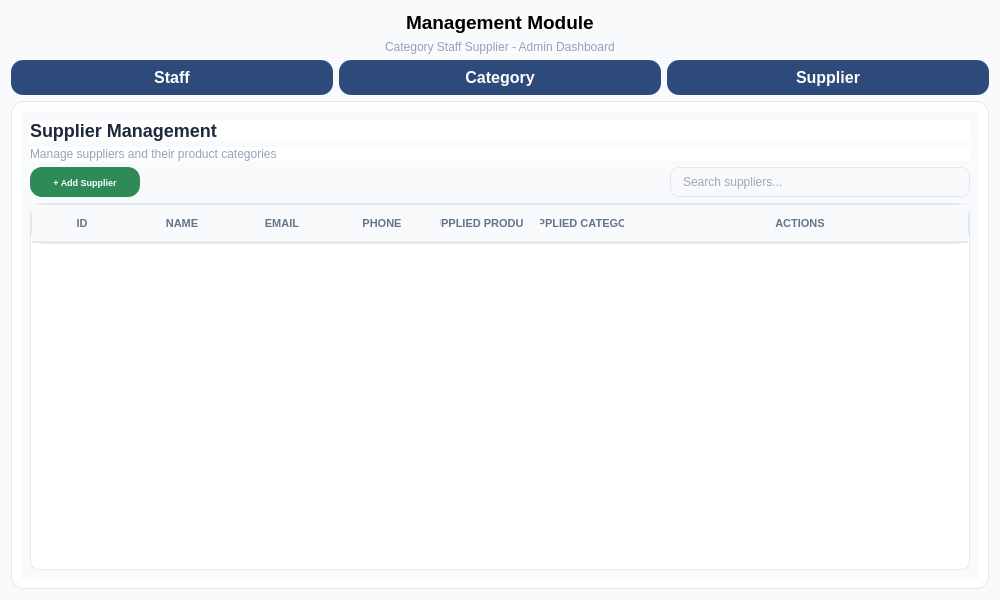
kriitikat/Sajilo-Bazarr, file ui/supplier.ui: the form before one commit.
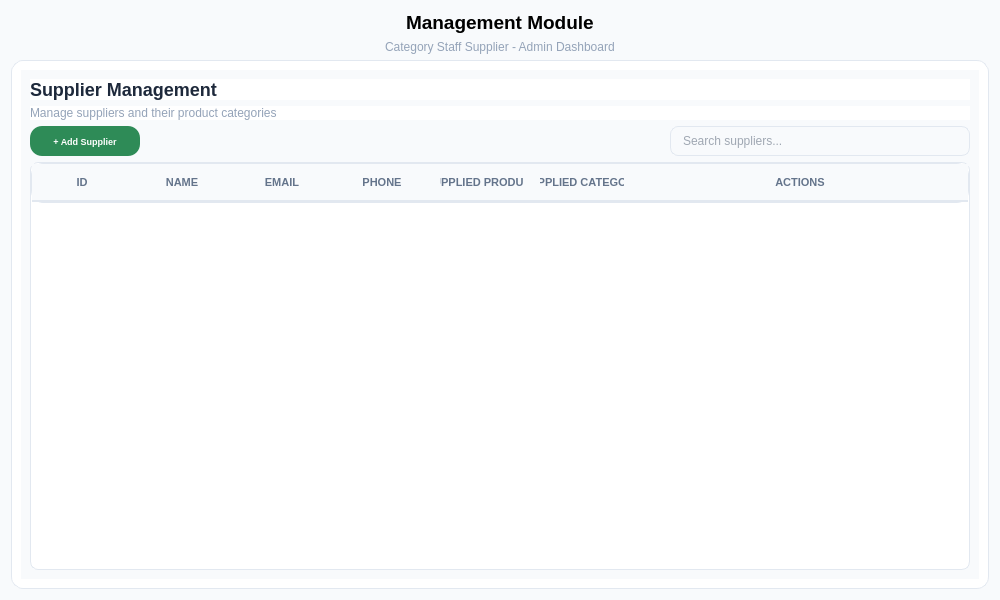
The form after the commit.

Commit message: Improvements in Staff and Supplier pages

```diff
--- a/ui/supplier.ui
+++ b/ui/supplier.ui
@@ -99,74 +99,7 @@
     </widget>
    </item>
    <item>
-    <layout class="QHBoxLayout" name="navLayout">
-     <item>
-      <widget class="QPushButton" name="navStaffBtn">
-       <property name="styleSheet">
-        <string notr="true">QPushButton {
-    background-color: #2D4A7A;
-    border: none;
-    padding: 8px 16px;
-    color: white;
-    font-weight: bold;
-    border-radius:12px;
-}
-QPushButton:hover {
-    color:white;
-    background-color: #1B2A4A;
-    border-radius:12px;
-}</string>
-       </property>
-       <property name="text">
-        <string>Staff</string>
-       </property>
-      </widget>
-     </item>
-     <item>
-      <widget class="QPushButton" name="navCategoryBtn">
-       <property name="styleSheet">
-        <string notr="true">QPushButton {
-    background-color: #2D4A7A;
-    border: none;
-    padding: 8px 16px;
-    color: white;
-    font-weight: bold;
-    border-radius:12px;
-}
-QPushButton:hover {
-    color:white;
-    background-color: #1B2A4A;
-    border-radius:12px;
-}</string>
-       </property>
-       <property name="text">
-        <string>Category</string>
-       </property>
-      </widget>
-     </item>
-     <item>
-      <widget class="QPushButton" name="navSupplierBtn">
-       <property name="styleSheet">
-        <string notr="true">QPushButton {
-    background-color: #2D4A7A;
-    border: none;
-    padding: 8px 16px;
-    color: white;
-    font-weight: bold;
-    border-radius:12px;
-}
-QPushButton:hover {
-    color:white;
-    background-color: #1B2A4A;
-    border-radius:12px;
-}</string>
-       </property>
-       <property name="text">
-        <string>Supplier</string>
-       </property>
-      </widget>
-     </item>
-    </layout>
+    <layout class="QHBoxLayout" name="navLayout"/>
    </item>
    <item>
     <widget class="QFrame" name="mainCardFrame">
```
Left out of the diff: 2 changed lines with no effect on the pictures. The commit also changes 4 other files.
